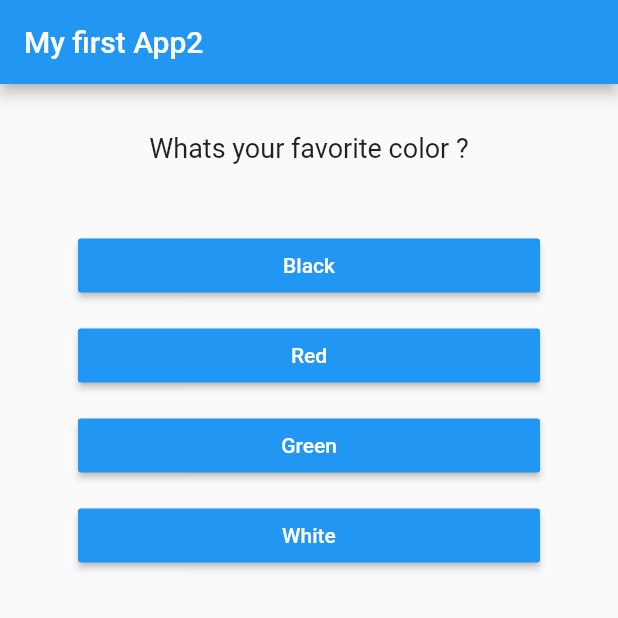
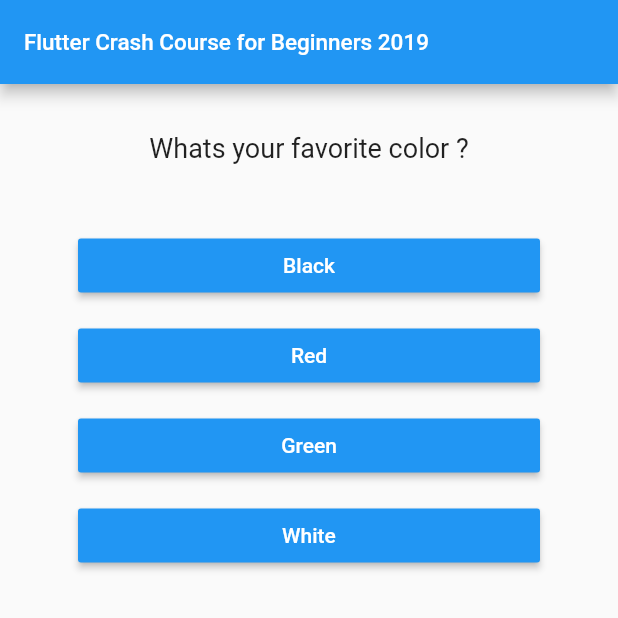
Before and after one commit to kamgolabek/Flutter-Crash-Course-for-Beginners-2019, a Flutter app: the screen it shows after launch, on a phone screen of 412 x 824 dp, the top half of it. Run offline on Flutter 3.47's test engine with Material 2 defaults, Android fonts, the phone set to English and light mode, and no system bars.

```diff
--- a/lib/main.dart
+++ b/lib/main.dart
@@ -68,7 +68,7 @@ class _MyAppState extends State<MyApp> {
     return MaterialApp(
       home: Scaffold(
         appBar: AppBar(
-          title: Text('My first App2'),
+          title: Text('Flutter Crash Course for Beginners 2019', style: TextStyle(fontSize: 15)),
         ),
         body: _questionIndex < _questions.length
             ? Quiz(
```
Also changed, not shown: flutter_tut1.PNG (added), 1 other file.
